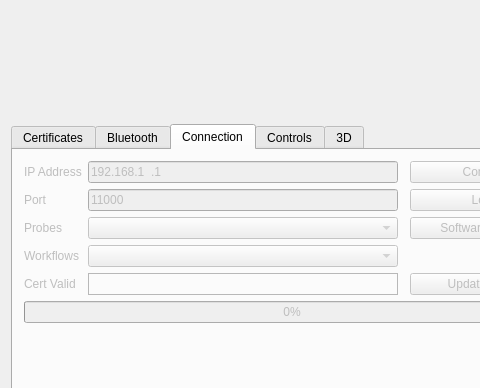
Old version of the form examples/solum_qt/solumqt.ui in the repository clariusdev/solum; both pictures show x 0 to 480 and y 0 to 388 of the 584 by 705 pixel window.
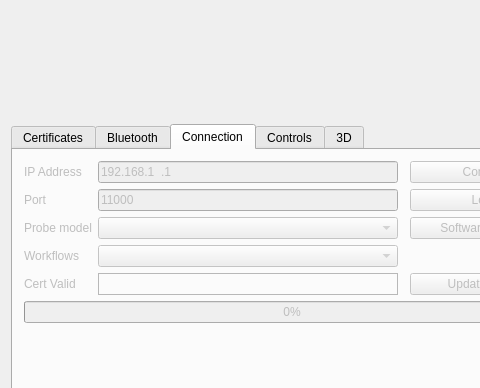
New version of the form. The open tabs and pages were chosen to show the change. Custom widgets are drawn as their Qt base class.

Commit message:
Qt: TCP: limit selectable probes to certified ones
Solum requires the correct probe to be set via solumLoadApplication()
for image acquisition to work.

What changed in the file:
```diff
--- a/examples/solum_qt/solumqt.ui
+++ b/examples/solum_qt/solumqt.ui
@@ -460,7 +460,7 @@
         <item row="4" column="0">
          <widget class="QLabel" name="_probeslist">
           <property name="text">
-           <string>Probes</string>
+           <string>Probe model</string>
           </property>
          </widget>
         </item>
```
The commit also changes 2 other files.
